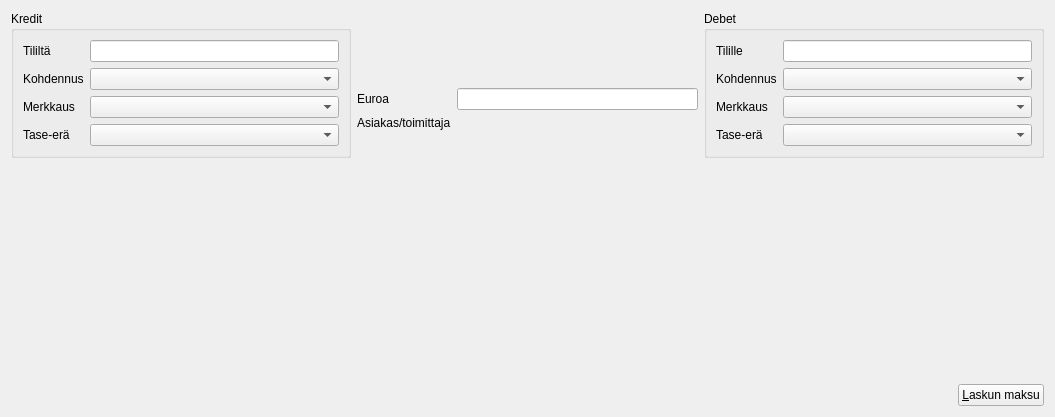
Before: the Qt Designer form kitsas/apuri/siirtoapuri.ui in artoh/kitupiikki, drawn with Qt 5.
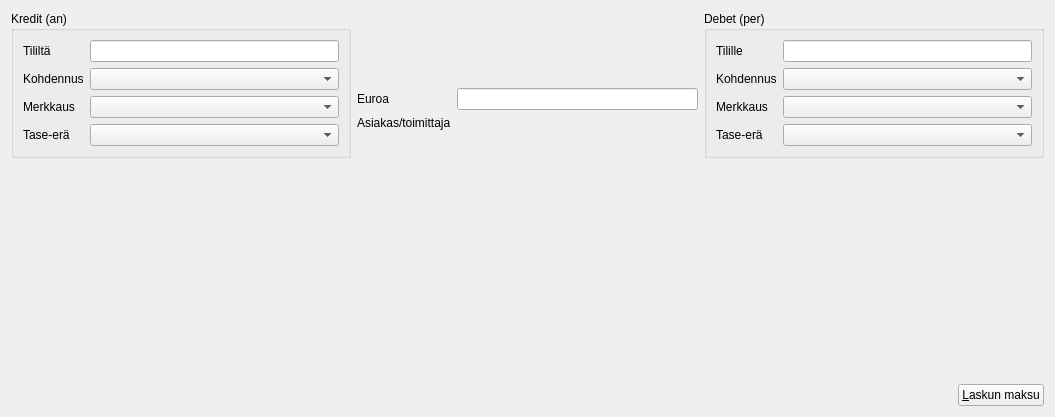
After: the same form once the commit is applied. Icons and pictures are not drawn. Custom widgets are drawn as their Qt base class.

Commit message: Kun verkkolaskua tuodaan raahaamalla, lasketaan bruttosummasta

```diff
--- a/kitsas/apuri/siirtoapuri.ui
+++ b/kitsas/apuri/siirtoapuri.ui
@@ -19,7 +19,7 @@
      <item>
       <widget class="QGroupBox" name="groupBox">
        <property name="title">
-        <string>Kredit</string>
+        <string>Kredit (an)</string>
        </property>
        <layout class="QFormLayout" name="formLayout">
         <property name="formAlignment">
@@ -128,7 +128,7 @@
      <item>
       <widget class="QGroupBox" name="groupBox_2">
        <property name="title">
-        <string>Debet</string>
+        <string>Debet (per)</string>
        </property>
        <layout class="QFormLayout" name="formLayout_2">
         <property name="formAlignment">
```
The commit also changes 1 other file.
